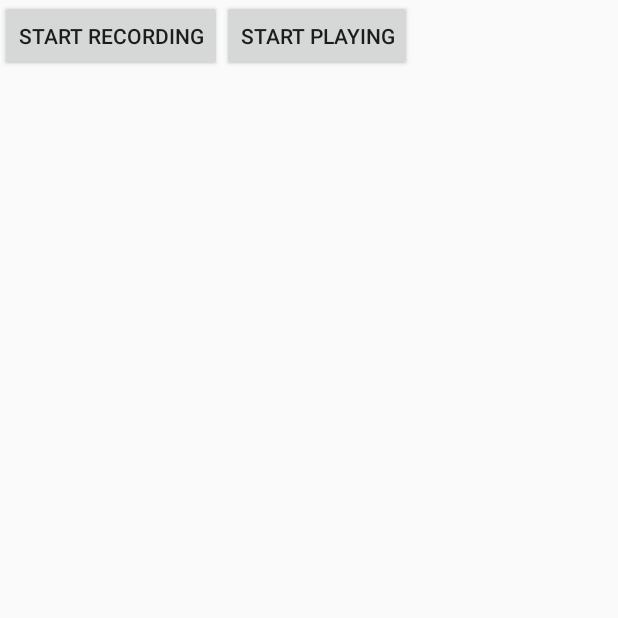
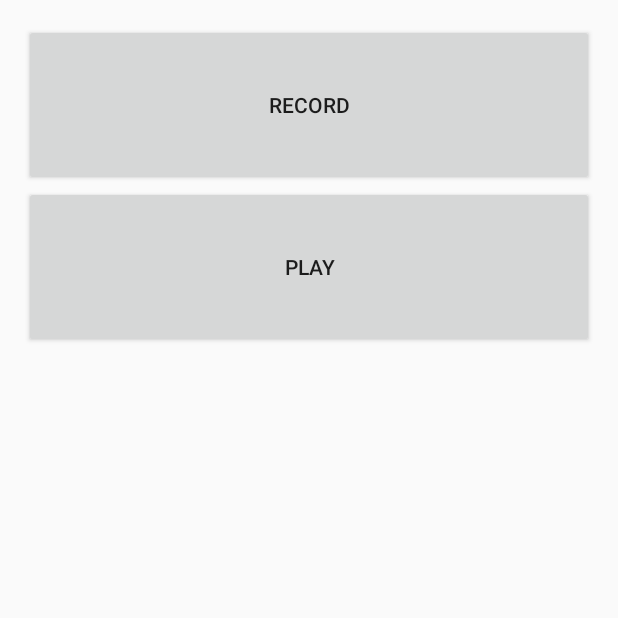
Before and after one commit to bsuper-archive/MoovGroov, an Android app: the RecordActivity screen opened directly, with no data from a screen before it, on a phone screen of 412 x 824 dp, the top half of it. Run offline under Robolectric (Android 15) with nearby library versions, the light colour scheme and no system bars; libraries missing offline, so code that uses them is left out: com.afollestad.materialdialogs.

Commit message:
working vocal record

```diff
--- a/mobile/src/main/AndroidManifest.xml
+++ b/mobile/src/main/AndroidManifest.xml
@@ -19,7 +19,7 @@
             android:value="MoovGroov.db" />
         <meta-data
             android:name="AA_DB_VERSION"
-            android:value="11" />
+            android:value="12" />
 
         <activity
             android:name=".ProjectsActivity"
--- a/mobile/src/main/java/me/bsu/moovgroovfinal/RecordActivity.java
+++ b/mobile/src/main/java/me/bsu/moovgroovfinal/RecordActivity.java
@@ -1,19 +1,15 @@
 package me.bsu.moovgroovfinal;
 
 import android.app.Activity;
+import android.media.MediaPlayer;
+import android.media.MediaRecorder;
+import android.os.Bundle;
+import android.os.Environment;
 import android.support.annotation.NonNull;
 import android.text.InputType;
-        import android.widget.LinearLayout;
-        import android.os.Bundle;
-        import android.os.Environment;
-        import android.view.ViewGroup;
+import android.util.Log;
+import android.view.View;
 import android.widget.Button;
-        import android.view.View;
-        import android.view.View.OnClickListener;
-        import android.content.Context;
-        import android.util.Log;
-        import android.media.MediaRecorder;
-        import android.media.MediaPlayer;
 
 import com.afollestad.materialdialogs.DialogAction;
 import com.afollestad.materialdialogs.MaterialDialog;
@@ -22,16 +18,22 @@ import android.app.Activity;
 import java.io.IOException;
 
 // http://developer.android.com/guide/topics/media/audio-capture.html
-public class RecordActivity extends Activity
-{
-    private static final String LOG_TAG = "RecordActivity";
-    private static String mFileName = null;
+public class RecordActivity extends Activity {
+    private static final String TAG = "RecordActivity";
+    private static String tempFilename = Environment.getExternalStorageDirectory().getAbsolutePath() + "/temp.mp4";
+    private String mFilePath = "";
 
-    private RecordButton mRecordButton = null;
+    private Button mRecordButton = null;
     private MediaRecorder mRecorder = null;
 
-    private PlayButton   mPlayButton = null;
+    private Button   mPlayButton = null;
     private MediaPlayer   mPlayer = null;
+
+    boolean mStartRecording = true;
+    boolean mStartPlaying = true;
+
+    private long projectID;
+
 
     private void onRecord(boolean start) {
         if (start) {
@@ -70,12 +72,14 @@ public class RecordActivity extends Activity
                         String newFileName = Environment.getExternalStorageDirectory().getAbsolutePath();
                         newFileName += "/" + fileName + ".mp4";
 
+//                        Track t = new Track("Vocals", newFileName, Track.TYPE_VOCAL, )
+
                         try {
                             mPlayer.setDataSource(newFileName);
                             mPlayer.prepare();
                             mPlayer.start();
                         } catch (IOException e) {
-                            Log.e(LOG_TAG, "prepare() failed");
+                            Log.e(TAG, "prepare() failed");
                         }
                     }
                 }).show();
@@ -94,13 +98,13 @@ public class RecordActivity extends Activity
         mRecorder = new MediaRecorder();
         mRecorder.setAudioSource(MediaRecorder.AudioSource.MIC);
         mRecorder.setOutputFormat(MediaRecorder.OutputFormat.MPEG_4);
-        mRecorder.setOutputFile(mFileName);
+        mRecorder.setOutputFile(tempFilename);
         mRecorder.setAudioEncoder(MediaRecorder.AudioEncoder.AMR_NB);
 
         try {
             mRecorder.prepare();
         } catch (IOException e) {
-            Log.e(LOG_TAG, "prepare() failed");
+            Log.e(TAG, "prepare() failed");
         }
 
         mRecorder.start();
@@ -110,7 +114,10 @@ public class RecordActivity extends Activity
         mRecorder.stop();
         mRecorder.release();
         mRecorder = null;
+        saveTempFile();
+    }
 
+    private void saveTempFile() {
         // Pop up Dialog to get save filename
         new MaterialDialog.Builder(RecordActivity.this)
                 .title("Save Sound Recording")
@@ -126,65 +133,42 @@ public class RecordActivity extends Activity
                     public void onClick(@NonNull MaterialDialog dialog, @NonNull DialogAction which) {
                         String fileName = dialog.getInputEditText().getText().toString();
                         Log.d("RECORD", "EDITEXT: %s".format(dialog.getInputEditText().getText().toString()));
-                        String newFileName = Environment.getExternalStorageDirectory().getAbsolutePath();
-                        newFileName += "/" + fileName + ".mp4";
-                        File file = new File(mFileName);
-                        File file2 = new File(newFileName);
+                        mFilePath = Environment.getExternalStorageDirectory().getAbsolutePath();
+                        mFilePath += "/" + fileName + ".mp4";
+                        File file = new File(tempFilename);
+                        File file2 = new File(mFilePath);
                         boolean success = file.renameTo(file2);
                     }
                 }).show();
-
-
     }
 
-    class RecordButton extends Button {
-        boolean mStartRecording = true;
-
-        OnClickListener clicker = new OnClickListener() {
+    private void setupButtons() {
+        mRecordButton = (Button) findViewById(R.id.record_button);
+        mPlayButton = (Button) findViewById(R.id.play_button);
+        mRecordButton.setOnClickListener(new View.OnClickListener() {
+            @Override
             public void onClick(View v) {
                 onRecord(mStartRecording);
-                if (mStartRecording) {
-                    setText("Stop recording");
-                } else {
-                    setText("Start recording");
-                }
+//                if (mStartRecording) {
+//                    setText("Stop recording");
+//                } else {
+//                    setText("Start recording");
+//                }
                 mStartRecording = !mStartRecording;
             }
-        };
-
-        public RecordButton(Context ctx) {
-            super(ctx);
-            setText("Start recording");
-            setOnClickListener(clicker);
-        }
-    }
-
-    class PlayButton extends Button {
-        boolean mStartPlaying = true;
-
-        OnClickListener clicker = new OnClickListener() {
+        });
+        mPlayButton.setOnClickListener(new View.OnClickListener() {
+            @Override
             public void onClick(View v) {
                 onPlay(mStartPlaying);
-                if (mStartPlaying) {
-                    setText("Stop playing");
-                } else {
-                    setText("Start playing");
-                }
+//                if (mStartPlaying) {
+//                    setText("Stop playing");
+//                } else {
+//                    setText("Start playing");
+//                }
                 mStartPlaying = !mStartPlaying;
             }
-        };
-
-        public PlayButton(Context ctx) {
-            super(ctx);
-            setText("Start playing");
-            setOnClickListener(clicker);
-        }
-    }
-
-    public RecordActivity() {
-        mFileName = Environment.getExternalStorageDirectory().getAbsolutePath();
-        mFileName += "/audiorecordtest.mp4";
-        Log.d("RecordActivity", "Filepath: "+mFileName);
+        });
     }
 
     @Override
@@ -192,20 +176,9 @@ public class RecordActivity extends Activity
         super.onCreate(icicle);
         setContentView(R.layout.activity_record);
 
-        LinearLayout ll = new LinearLayout(this);
-        mRecordButton = new RecordButton(this);
-        ll.addView(mRecordButton,
-                new LinearLayout.LayoutParams(
-                        ViewGroup.LayoutParams.WRAP_CONTENT,
-                        ViewGroup.LayoutParams.WRAP_CONTENT,
-                        0));
-        mPlayButton = new PlayButton(this);
-        ll.addView(mPlayButton,
-                new LinearLayout.LayoutParams(
-                        ViewGroup.LayoutParams.WRAP_CONTENT,
-                        ViewGroup.LayoutParams.WRAP_CONTENT,
-                        0));
-        setContentView(ll);
+        projectID = getIntent().getLongExtra(TracksActivity.INTENT_PROJECT_ID, 0);
+
+        setupButtons();
     }
 
     @Override
@@ -222,3 +195,53 @@ public class RecordActivity extends Activity
         }
     }
 }
+
+//    public RecordActivity() {
+//        mFileName = Environment.getExternalStorageDirectory().getAbsolutePath();
+//        mFileName += "/audiorecordtest.mp4";
+//        Log.d("RecordActivity", "Filepath: "+mFileName);
+//    }
+
+//    class RecordButton extends Button {
+//        boolean mStartRecording = true;
+//
+//        OnClickListener clicker = new OnClickListener() {
+//            public void onClick(View v) {
+//                onRecord(mStartRecording);
+//                if (mStartRecording) {
+//                    setText("Stop recording");
+//                } else {
+//                    setText("Start recording");
+//                }
+//                mStartRecording = !mStartRecording;
+//            }
+//        };
+//
+//        public RecordButton(Context ctx) {
+//            super(ctx);
+//            setText("Start recording");
+//            setOnClickListener(clicker);
+//        }
+//    }
+//
+//    class PlayButton extends Button {
+//        boolean mStartPlaying = true;
+//
+//        OnClickListener clicker = new OnClickListener() {
+//            public void onClick(View v) {
+//                onPlay(mStartPlaying);
+//                if (mStartPlaying) {
+//                    setText("Stop playing");
+//                } else {
+//                    setText("Start playing");
+//                }
+//                mStartPlaying = !mStartPlaying;
+//            }
+//        };
+//
+//        public PlayButton(Context ctx) {
+//            super(ctx);
+//            setText("Start playing");
+//            setOnClickListener(clicker);
+//        }
+//    }
--- a/mobile/src/main/java/me/bsu/moovgroovfinal/TracksActivity.java
+++ b/mobile/src/main/java/me/bsu/moovgroovfinal/TracksActivity.java
@@ -104,6 +104,7 @@ public class TracksActivity extends AppCompatActivity {
 
     private void startAddVocalTrackActivity() {
         Intent i = new Intent(TracksActivity.this, RecordActivity.class);
+        i.putExtra(INTENT_PROJECT_ID, projectID);
         startActivity(i);
     }
 
--- a/mobile/src/main/java/me/bsu/moovgroovfinal/models/Timestamp.java
+++ b/mobile/src/main/java/me/bsu/moovgroovfinal/models/Timestamp.java
@@ -14,8 +14,7 @@ public class Timestamp extends Model implements Comparable<Timestamp> {
     public Track track;
 
     public Timestamp() {
-        this.track = new Track();
-        this.time = 0;
+        super();
     }
 
     public Timestamp(Track track, long time) {
--- a/mobile/src/main/res/layout/activity_record.xml
+++ b/mobile/src/main/res/layout/activity_record.xml
@@ -1,10 +1,23 @@
 <?xml version="1.0" encoding="utf-8"?>
-<RelativeLayout xmlns:android="http://schemas.android.com/apk/res/android"
+<LinearLayout xmlns:android="http://schemas.android.com/apk/res/android"
     xmlns:tools="http://schemas.android.com/tools" android:layout_width="match_parent"
     android:layout_height="match_parent" android:paddingLeft="@dimen/activity_horizontal_margin"
     android:paddingRight="@dimen/activity_horizontal_margin"
     android:paddingTop="@dimen/activity_vertical_margin"
     android:paddingBottom="@dimen/activity_vertical_margin"
+    android:orientation="vertical"
     tools:context="me.bsu.moovgroovfinal.RecordActivity">
 
-</RelativeLayout>
+    <Button
+        android:id="@+id/record_button"
+        android:layout_width="match_parent"
+        android:layout_height="108dp"
+        android:text="Record"/>
+
+    <Button
+        android:id="@+id/play_button"
+        android:layout_width="match_parent"
+        android:layout_height="108dp"
+        android:text="Play"/>
+
+</LinearLayout>
```
Also changed, not shown: 2 other files. Lines whose indentation alone changed are shown as unchanged.
